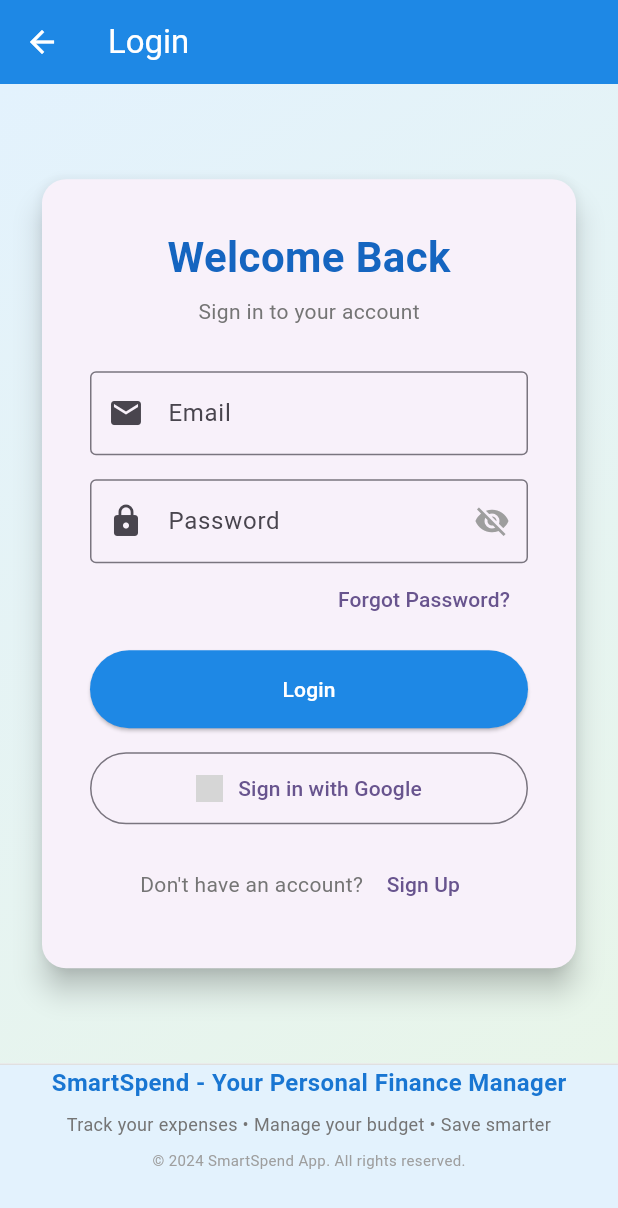
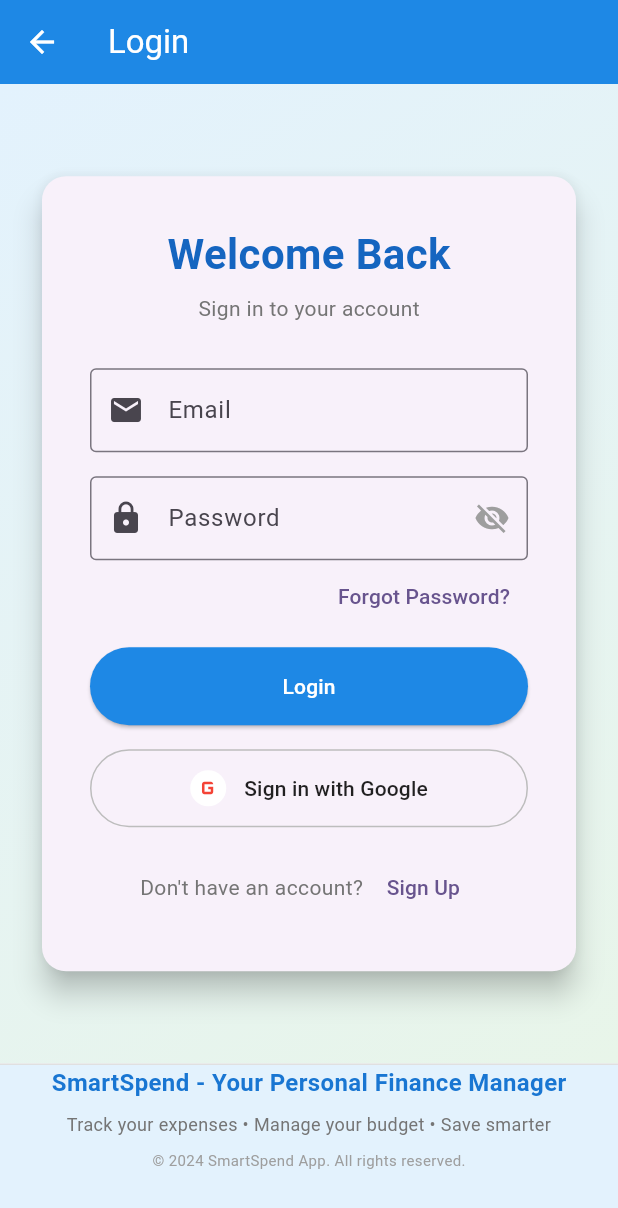
Before and after one commit to 16LouisM/FlutterPrep, a Flutter app: the LoginPage screen opened directly, on a phone screen of 412 x 824 dp. Shown: the top 1208 px of the screen. Run offline on Flutter 3.47's test engine with Material 3 defaults, Android fonts, the light colour scheme and no system bars; our stand-ins replace cloud_firestore, firebase_auth, firebase_core; accounts and stored records are empty; grey boxes are pictures that could not be loaded.

Commit message:
google login logo

```diff
--- a/lib/pages/login_page.dart
+++ b/lib/pages/login_page.dart
@@ -263,6 +263,7 @@
                                 _isGoogleLoading ? null : _signInWithGoogle,
                             style: OutlinedButton.styleFrom(
                               padding: const EdgeInsets.symmetric(vertical: 14),
+                              side: BorderSide(color: Colors.grey.shade400),
                             ),
                             child:
                                 _isGoogleLoading
@@ -280,12 +281,28 @@
                                       mainAxisAlignment:
                                           MainAxisAlignment.center,
                                       children: [
-                                        Image.network(
-                                          "https://upload.wikimedia.org/wikipedia/commons/4/4e/Google_2015_logo.svg",
-                                          height: 18,
+                                        Container(
+                                          padding: const EdgeInsets.all(2),
+                                          decoration: BoxDecoration(
+                                            color: Colors.white,
+                                            borderRadius: BorderRadius.circular(
+                                              50,
+                                            ),
+                                          ),
+                                          child: const Icon(
+                                            Icons.g_mobiledata,
+                                            size: 20,
+                                            color: Colors.red,
+                                          ),
                                         ),
-                                        const SizedBox(width: 10),
-                                        const Text("Sign in with Google"),
+                                        const SizedBox(width: 12),
+                                        const Text(
+                                          "Sign in with Google",
+                                          style: TextStyle(
+                                            color: Colors.black87,
+                                            fontWeight: FontWeight.w500,
+                                          ),
+                                        ),
                                       ],
                                     ),
                           ),
--- a/pubspec.yaml
+++ b/pubspec.yaml
@@ -67,7 +67,8 @@
   # assets:
   #   - images/a_dot_burr.jpeg
   #   - images/a_dot_ham.jpeg
-
+assets:
+    - assets/images/g-logo.png
   # An image asset can refer to one or more resolution-specific "variants", see
   # https://flutter.dev/to/resolution-aware-images
 
```
Also changed, not shown: lib/main.dart (+2 -8 lines), assets/images/g-logo.png (added), pubspec.lock.
